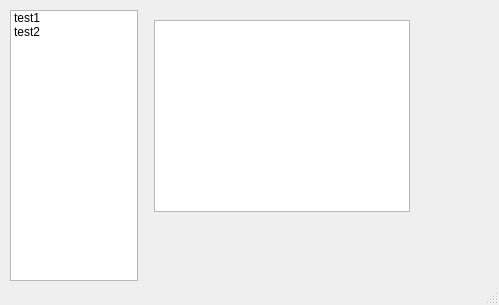
Old version of the form mainwindow.ui in the repository Dartstriker/RedSoftHackatonCowsay.
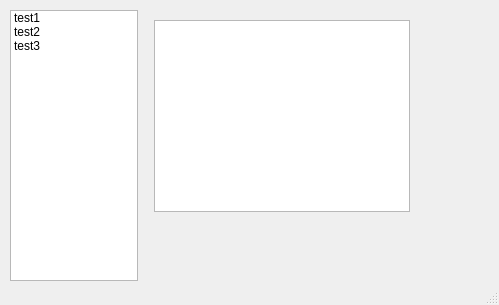
New version of the form.

Commit message: Added third widget page

Patch:
```diff
--- a/mainwindow.ui
+++ b/mainwindow.ui
@@ -51,6 +51,11 @@
          <string>test2</string>
         </property>
        </item>
+       <item>
+        <property name="text">
+         <string>test3</string>
+        </property>
+       </item>
       </widget>
      </item>
      <item>
```
The commit also changes 1 other file.
